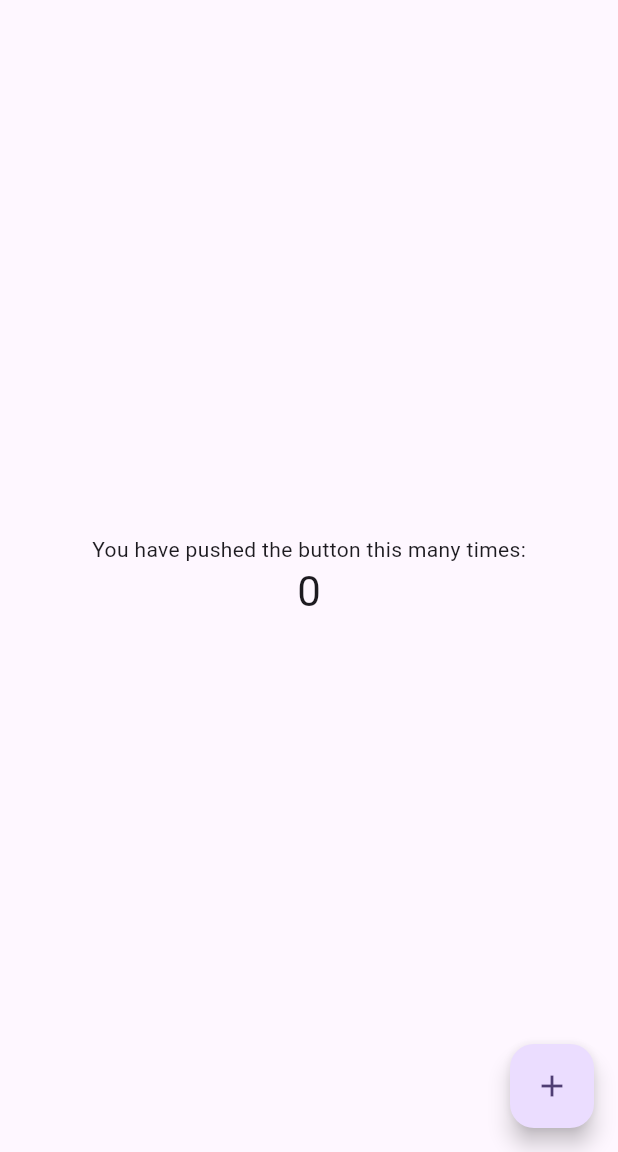
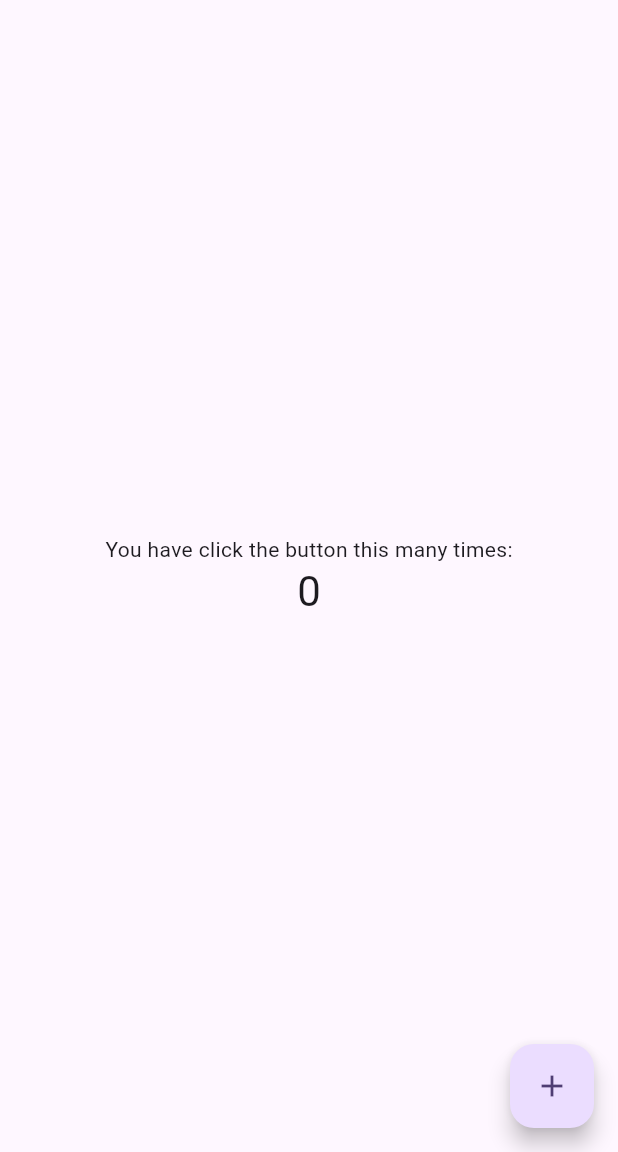
Before and after one commit to Azmir08/flutter-todoApp, a Flutter app: the screen it shows after launch, on a phone screen of 412 x 824 dp, the part 84-1236 px from its top. Run offline on Flutter 3.47's test engine with Material 3 defaults, Android fonts, the phone set to English and light mode, and no system bars.

Commit message:
main.dart edited

```diff
--- a/lib/main.dart
+++ b/lib/main.dart
@@ -106,7 +106,7 @@ class _MyHomePageState extends State<MyHomePage> {
           mainAxisAlignment: MainAxisAlignment.center,
           children: <Widget>[
             const Text(
-              'You have pushed the button this many times:',
+              'You have click the button this many times:',
             ),
             Text(
               '$_counter',
```
